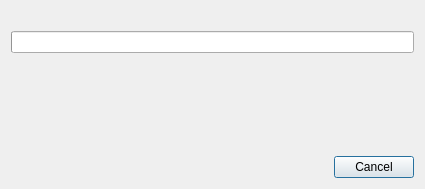
Old version of the form src/OplPcTools/UI/ProgressDialog.ui in the repository brainstream/OPL-PC-Tools.
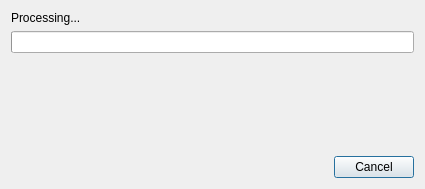
New version of the form.

What changed in the file:
```diff
--- a/src/OplPcTools/UI/ProgressDialog.ui
+++ b/src/OplPcTools/UI/ProgressDialog.ui
@@ -23,7 +23,7 @@
       </sizepolicy>
      </property>
      <property name="text">
-      <string notr="true"/>
+      <string>Processing...</string>
      </property>
      <property name="alignment">
       <set>Qt::AlignmentFlag::AlignLeading|Qt::AlignmentFlag::AlignLeft|Qt::AlignmentFlag::AlignTop</set>
```
Left out of the diff: 3 changed lines with no effect on the pictures.
